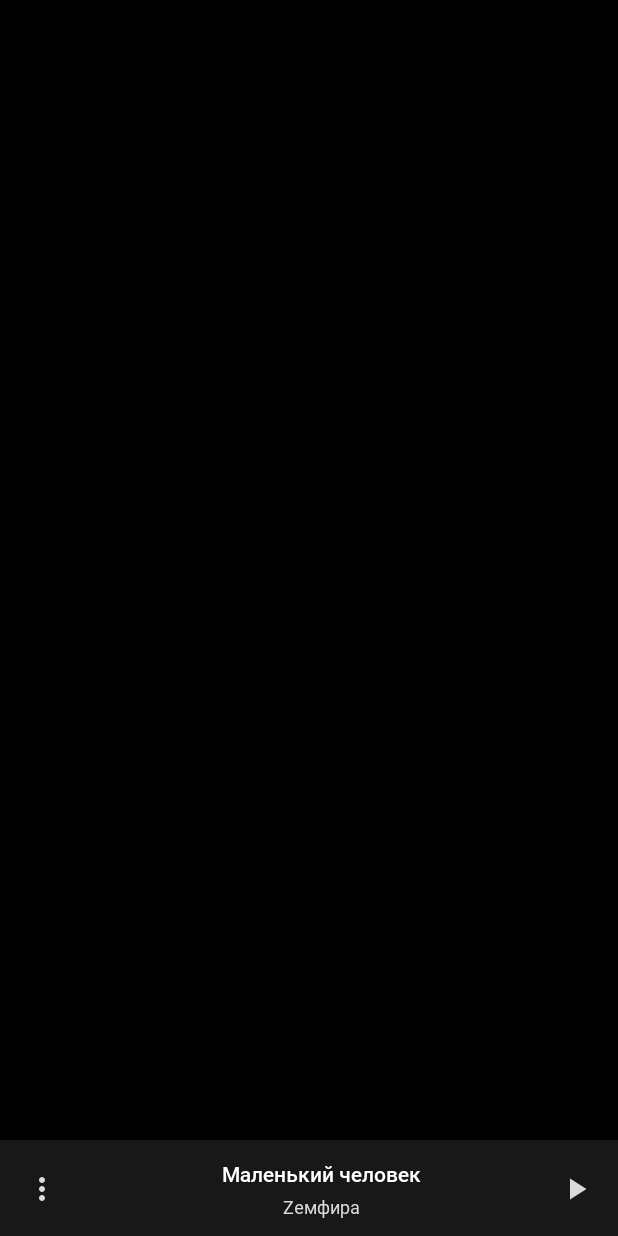
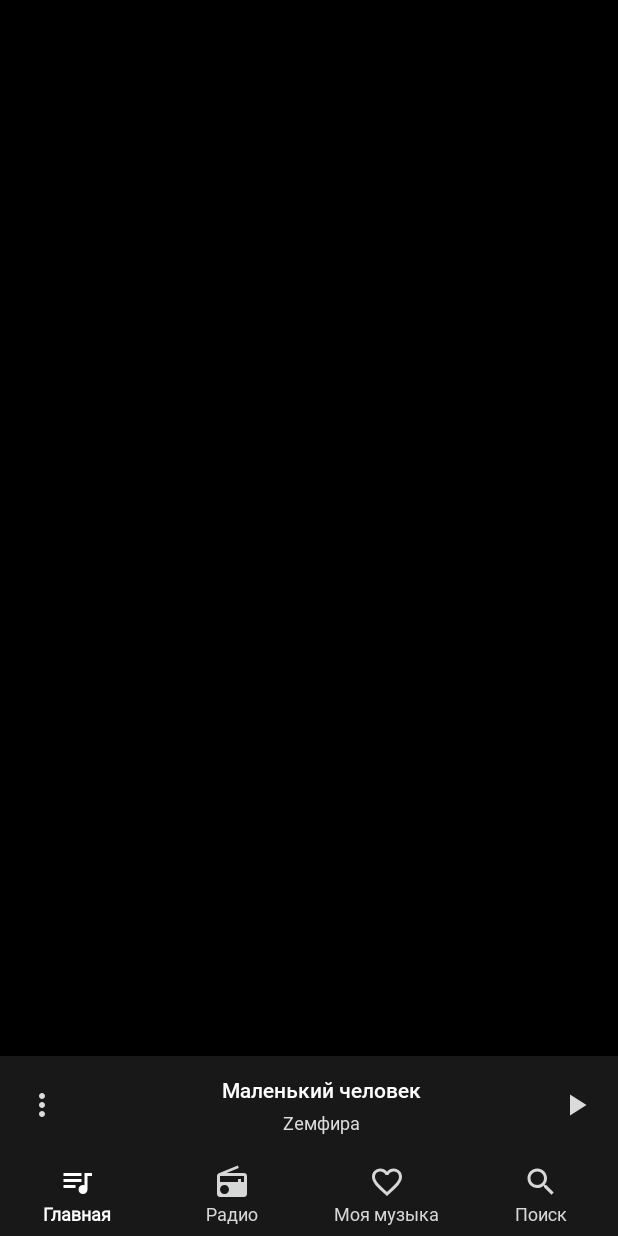
Before and after one commit to VitaSokolova/MotionLayoutMusicApp, an Android app: the screen it shows after launch (MainActivity), on a phone screen of 412 x 824 dp. Run offline under Robolectric (Android 15) with nearby library versions, the phone set to English and light mode, and no system bars.

Commit message:
tabbar animation

```diff
--- a/app/build.gradle
+++ b/app/build.gradle
@@ -31,6 +31,7 @@ dependencies {
     implementation 'androidx.appcompat:appcompat:1.1.0'
     implementation 'androidx.core:core-ktx:1.1.0'
     implementation 'androidx.constraintlayout:constraintlayout:2.0.0-beta3'
+    implementation 'com.google.android.material:material:1.1.0'
     testImplementation 'junit:junit:4.12'
     androidTestImplementation 'androidx.test.ext:junit:1.1.1'
     androidTestImplementation 'androidx.test.espresso:espresso-core:3.2.0'
--- /dev/null
+++ b/app/src/main/res/drawable/bottom_bar_icon_selector.xml
@@ -0,0 +1,5 @@
+<?xml version="1.0" encoding="utf-8"?>
+    <selector xmlns:android="http://schemas.android.com/apk/res/android">
+        <item android:color="?android:attr/colorControlHighlight" android:state_selected="true" />
+        <item android:color="?android:attr/colorButtonNormal" android:state_selected="false" />
+    </selector>
--- /dev/null
+++ b/app/src/main/res/drawable/ic_queue_music.xml
@@ -0,0 +1,10 @@
+<vector xmlns:android="http://schemas.android.com/apk/res/android"
+    android:width="24dp"
+    android:height="24dp"
+    android:viewportWidth="24"
+    android:viewportHeight="24"
+    android:tint="?attr/colorControlNormal">
+  <path
+      android:fillColor="@android:color/white"
+      android:pathData="M15,6L3,6v2h12L15,6zM15,10L3,10v2h12v-2zM3,16h8v-2L3,14v2zM17,6v8.18c-0.31,-0.11 -0.65,-0.18 -1,-0.18 -1.66,0 -3,1.34 -3,3s1.34,3 3,3 3,-1.34 3,-3L19,8h3L22,6h-5z"/>
+</vector>
--- /dev/null
+++ b/app/src/main/res/drawable/ic_radio.xml
@@ -0,0 +1,10 @@
+<vector xmlns:android="http://schemas.android.com/apk/res/android"
+    android:width="24dp"
+    android:height="24dp"
+    android:tint="?attr/colorControlNormal"
+    android:viewportWidth="24"
+    android:viewportHeight="24">
+    <path
+        android:fillColor="@android:color/white"
+        android:pathData="M3.24,6.15C2.51,6.43 2,7.17 2,8v12c0,1.1 0.89,2 2,2h16c1.11,0 2,-0.9 2,-2L22,8c0,-1.11 -0.89,-2 -2,-2L8.3,6l8.26,-3.34L15.88,1 3.24,6.15zM7,20c-1.66,0 -3,-1.34 -3,-3s1.34,-3 3,-3 3,1.34 3,3 -1.34,3 -3,3zM20,12h-2v-2h-2v2L4,12L4,8h16v4z" />
+</vector>
--- /dev/null
+++ b/app/src/main/res/drawable/ic_search.xml
@@ -0,0 +1,10 @@
+<vector xmlns:android="http://schemas.android.com/apk/res/android"
+        android:width="24dp"
+        android:height="24dp"
+        android:viewportWidth="24.0"
+        android:viewportHeight="24.0"
+        android:tint="?attr/colorControlNormal">
+    <path
+        android:fillColor="@android:color/white"
+        android:pathData="M15.5,14h-0.79l-0.28,-0.27C15.41,12.59 16,11.11 16,9.5 16,5.91 13.09,3 9.5,3S3,5.91 3,9.5 5.91,16 9.5,16c1.61,0 3.09,-0.59 4.23,-1.57l0.27,0.28v0.79l5,4.99L20.49,19l-4.99,-5zM9.5,14C7.01,14 5,11.99 5,9.5S7.01,5 9.5,5 14,7.01 14,9.5 11.99,14 9.5,14z"/>
+</vector>
--- a/app/src/main/res/layout/activity_main.xml
+++ b/app/src/main/res/layout/activity_main.xml
@@ -8,6 +8,16 @@
     tools:context=".MainActivity"
     tools:showPaths="true">
 
+    <com.google.android.material.bottomnavigation.BottomNavigationView
+        android:id="@+id/tab_bar"
+        style="@style/BottomBarStyle"
+        android:layout_width="match_parent"
+        android:layout_height="?android:attr/actionBarSize"
+        app:layout_constraintBottom_toBottomOf="parent"
+        app:layout_constraintEnd_toEndOf="parent"
+        app:layout_constraintStart_toStartOf="parent"
+        app:menu="@menu/navigation_menu" />
+
     <include layout="@layout/scene1" />
 
     <include layout="@layout/scene2" />
--- a/app/src/main/res/layout/scene1.xml
+++ b/app/src/main/res/layout/scene1.xml
@@ -32,7 +32,7 @@
         android:layout_width="match_parent"
         android:layout_height="@dimen/music_bar_height"
         android:background="@color/colorPrimary"
-        app:layout_constraintBottom_toBottomOf="parent"
+        app:layout_constraintBottom_toTopOf="@+id/tab_bar"
         app:layout_constraintLeft_toLeftOf="parent"
         app:layout_constraintRight_toRightOf="parent" />
 
--- /dev/null
+++ b/app/src/main/res/menu/navigation_menu.xml
@@ -0,0 +1,15 @@
+<?xml version="1.0" encoding="utf-8"?>
+<menu xmlns:android="http://schemas.android.com/apk/res/android">
+    <item android:id="@+id/main"
+        android:title="@string/main_tab"
+        android:icon="@drawable/ic_queue_music" />
+    <item android:id="@+id/radio"
+        android:title="@string/radio_tab"
+        android:icon="@drawable/ic_radio" />
+    <item android:id="@+id/music"
+        android:title="@string/music_tab"
+        android:icon="@drawable/ic_favorite" />
+    <item android:id="@+id/search"
+        android:title="@string/search_tab"
+        android:icon="@drawable/ic_search" />
+</menu>
--- a/app/src/main/res/values/strings.xml
+++ b/app/src/main/res/values/strings.xml
@@ -1,3 +1,7 @@
 <resources>
     <string name="app_name">MotionMusicApp</string>
+    <string name="main_tab">Главная</string>
+    <string name="radio_tab">Радио</string>
+    <string name="music_tab">Моя музыка</string>
+    <string name="search_tab">Поиск</string>
 </resources>
--- a/app/src/main/res/values/styles.xml
+++ b/app/src/main/res/values/styles.xml
@@ -9,6 +9,20 @@
 
         <item name="android:textColorPrimary">@color/textControlPrimary</item>
         <item name="android:textColorSecondary">@color/textControlSecondary</item>
+
+        <item name="android:colorControlNormal">@color/textControlSecondary</item>
+        <item name="android:colorControlActivated">@color/textControlPrimary</item>
+        <item name="android:colorControlHighlight">@color/textControlPrimary</item>
+    </style>
+
+    <style name="BottomBarStyle"  parent="Widget.Design.BottomNavigationView">
+        <item name="android:background">@color/colorPrimary</item>
+        <item name="labelVisibilityMode">labeled</item>
+        <item name="itemHorizontalTranslationEnabled">false</item>
+        <item name="itemIconTint">@drawable/bottom_bar_icon_selector</item>
+        <item name="itemTextColor">@drawable/bottom_bar_icon_selector</item>
+        <item name="itemTextAppearanceInactive">@style/RobotoRegular.12.Secondary</item>
+        <item name="itemTextAppearanceActive">@style/RobotoRegular.12.Primary</item>
     </style>
 
     <!-- ТЕМЫ НАДПИСЕЙ -->
--- a/app/src/main/res/xml/motion_scene.xml
+++ b/app/src/main/res/xml/motion_scene.xml
@@ -56,7 +56,7 @@
             android:id="@+id/drag_view"
             android:layout_width="match_parent"
             android:layout_height="64dp"
-            app:layout_constraintBottom_toBottomOf="parent"
+            app:layout_constraintBottom_toTopOf="@+id/tab_bar"
             app:layout_constraintLeft_toLeftOf="parent"
             app:layout_constraintRight_toRightOf="parent" />
 
@@ -68,14 +68,6 @@
             app:layout_constraintEnd_toEndOf="parent"
             app:layout_constraintStart_toStartOf="parent"
             app:layout_constraintTop_toTopOf="@id/drag_view" />
-
-        <Constraint
-            android:id="@+id/drag_view"
-            android:layout_width="match_parent"
-            android:layout_height="@dimen/music_bar_height"
-            app:layout_constraintBottom_toBottomOf="parent"
-            app:layout_constraintLeft_toLeftOf="parent"
-            app:layout_constraintRight_toRightOf="parent" />
 
         <Constraint
             android:id="@+id/more_iv"
@@ -123,6 +115,15 @@
             app:layout_constraintEnd_toEndOf="parent"
             app:layout_constraintStart_toEndOf="@id/title_tv"
             app:layout_constraintTop_toTopOf="@id/drag_view" />
+
+        <Constraint
+            android:id="@+id/tab_bar"
+            android:layout_width="match_parent"
+            android:layout_height="?android:attr/actionBarSize"
+            app:layout_constraintBottom_toBottomOf="parent"
+            app:layout_constraintStart_toStartOf="parent"
+            app:layout_constraintEnd_toEndOf="parent"
+            app:menu="@menu/navigation_menu" />
 
         <!--EndState-->
 
@@ -483,6 +484,14 @@
             app:layout_constraintStart_toEndOf="@id/next_ib"
             app:layout_constraintTop_toTopOf="@id/extended_play_ib" />
 
+        <Constraint
+            android:id="@+id/tab_bar"
+            android:layout_width="match_parent"
+            android:layout_height="?android:attr/actionBarSize"
+            app:layout_constraintTop_toBottomOf="parent"
+            app:menu="@menu/navigation_menu" />
+
+
     </ConstraintSet>
 
 </MotionScene>
```
